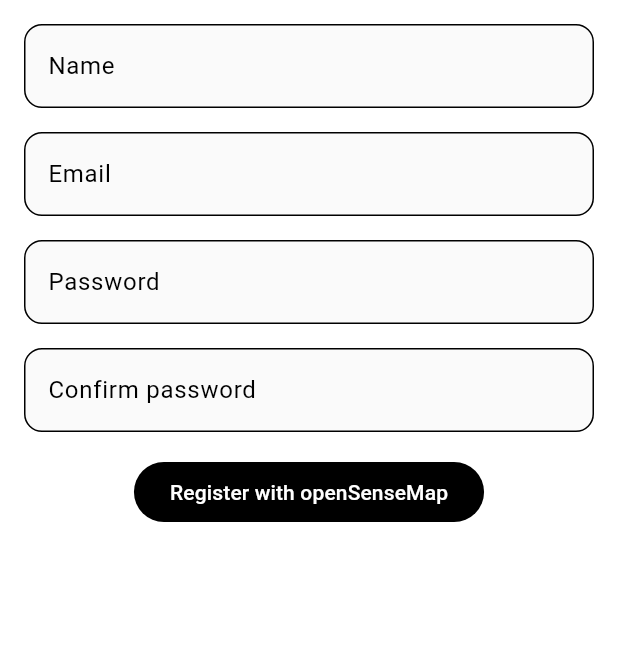
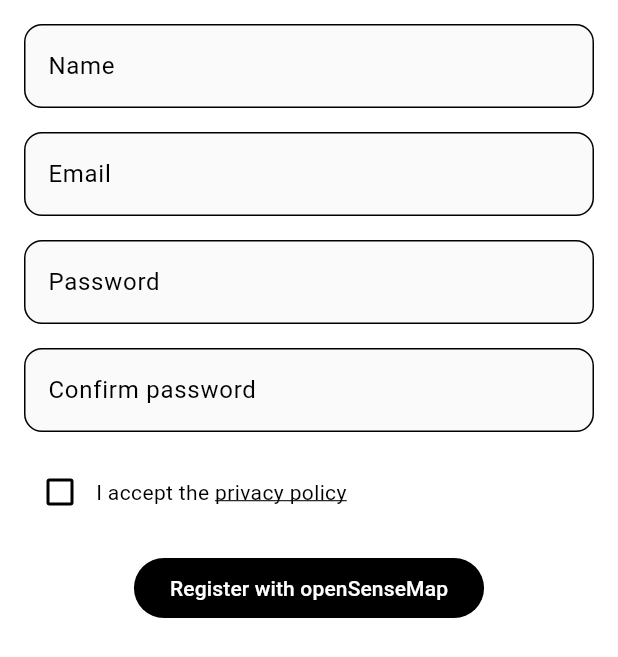
Before and after one commit to reedu-reengineering-education/sensebox-bike-flutter, a Flutter app: the RegisterForm widget shown alone on an empty page, opened directly with empty values, on a phone screen of 412 x 824 dp. Shown: the top 657 px of the screen. Run offline on Flutter 3.47's test engine with Material 3 defaults, Android fonts, the phone set to English and light mode, and no system bars; our stand-ins replace app_links, cached_network_image, csv, device_info_plus, fl_chart, flutter_blue_plus and 9 more; missing offline and left inert: google_polyline_algorithm, mapbox_maps_flutter, mapbox_maps_flutter_draw, turf; accounts and stored records are empty; generated files the repository leaves out were written again; network calls fail; statements that could not run were skipped.

Commit message:
feat: add privacy policy checkbox

```diff
--- a/lib/l10n/app_de.arb
+++ b/lib/l10n/app_de.arb
@@ -63,6 +63,8 @@
     "openSenseMapRegisterPasswordConfirmErrorEmpty": "Passwort darf nicht leer sein",
     "openSenseMapRegisterPasswordErrorMismatch": "Passwörter stimmen nicht überein",
     "openSenseMapRegisterPasswordErrorCharacters": "Passwort muss mindestens 8 Zeichen enthalten",
+    "openSenesMapRegisterAcceptTermsPrefix": "Ich akzeptiere die",
+    "openSenseMapRegisterAcceptTermsPrivacy": "Datenschutzbestimmungen",
     "openSenseMapRegisterFailed": "Registrierung fehlgeschlagen",
     "connectionButtonConnect": "Verbinden",
     "connectionButtonDisconnect": "Trennen",
--- a/lib/l10n/app_en.arb
+++ b/lib/l10n/app_en.arb
@@ -63,6 +63,8 @@
     "openSenseMapRegisterPasswordConfirmErrorEmpty": "Password confirmation must not be empty",
     "openSenseMapRegisterPasswordErrorMismatch": "Passwords do not match",
     "openSenseMapRegisterPasswordErrorCharacters": "Password must contain at least 8 characters",
+    "openSenesMapRegisterAcceptTermsPrefix": "I accept the",
+    "openSenseMapRegisterAcceptTermsPrivacy": "privacy policy",
     "openSenseMapRegisterFailed": "Registration failed",
     "connectionButtonConnect": "Connect",
     "connectionButtonDisconnect": "Disconnect",
--- a/lib/l10n/app_pt.arb
+++ b/lib/l10n/app_pt.arb
@@ -63,6 +63,8 @@
     "openSenseMapRegisterPasswordConfirmErrorEmpty": "A confirmação da senha não pode estar vazia",
     "openSenseMapRegisterPasswordErrorMismatch": "As senhas não coincidem",
     "openSenseMapRegisterPasswordErrorCharacters": "A senha deve conter pelo menos 8 caracteres",
+    "openSenesMapRegisterAcceptTermsPrefix": "Eu aceito os",
+    "openSenseMapRegisterAcceptTermsPrivacy": "termos de privacidade",
     "openSenseMapRegisterFailed": "Falha no registro",
     "connectionButtonConnect": "Conectar",
     "connectionButtonDisconnect": "Desconectar",
--- a/lib/ui/widgets/opensensemap/register.dart
+++ b/lib/ui/widgets/opensensemap/register.dart
@@ -1,7 +1,9 @@
+import 'package:flutter/gestures.dart';
 import 'package:flutter/material.dart';
 import 'package:sensebox_bike/blocs/opensensemap_bloc.dart';
 import 'package:sensebox_bike/ui/widgets/opensensemap/login_selection_modal.dart';
 import 'package:flutter_gen/gen_l10n/app_localizations.dart';
+import 'package:url_launcher/url_launcher.dart';
 
 class RegisterForm extends StatefulWidget {
   final OpenSenseMapBloc bloc;
@@ -17,6 +19,7 @@ class _RegisterFormState extends State<RegisterForm> {
   final TextEditingController passwordController = TextEditingController();
   final TextEditingController confirmPasswordController =
       TextEditingController();
+  bool isAccepted = false;
   final GlobalKey<FormState> formKey = GlobalKey<FormState>();
 
   @override
@@ -109,6 +112,66 @@ class _RegisterFormState extends State<RegisterForm> {
                 },
               ),
               const SizedBox(height: 16),
+              Row(
+                children: [
+                  Expanded(
+                    // Use Expanded to give the Row space to grow
+                    child: GestureDetector(
+                      onTap: () {
+                        // Toggle the checkbox when the text is tapped
+                        setState(() {
+                          // Assuming a boolean variable `isAccepted` exists
+                          isAccepted = !isAccepted;
+                        });
+                      },
+                      child: Row(
+                        children: [
+                          Checkbox(
+                            value: isAccepted,
+                            onChanged: (bool? value) {
+                              setState(() {
+                                isAccepted = value ?? false;
+                              });
+                            },
+                          ),
+                          Expanded(
+                            child: Column(
+                              crossAxisAlignment: CrossAxisAlignment.start,
+                              children: [
+                                RichText(
+                                  text: TextSpan(
+                                    style:
+                                        Theme.of(context).textTheme.bodyMedium,
+                                    children: [
+                                      TextSpan(
+                                          text: AppLocalizations.of(context)!
+                                              .openSenesMapRegisterAcceptTermsPrefix),
+                                      TextSpan(text: " "),
+                                      TextSpan(
+                                        text: AppLocalizations.of(context)!
+                                            .openSenseMapRegisterAcceptTermsPrivacy,
+                                        style: const TextStyle(
+                                          decoration: TextDecoration.underline,
+                                        ),
+                                        recognizer: TapGestureRecognizer()
+                                          ..onTap = () {
+                                            launchUrl(Uri.parse(
+                                                'https://opensensemap.org/privacy'));
+                                          },
+                                      ),
+                                    ],
+                                  ),
+                                ),
+                              ],
+                            ),
+                          ),
+                        ],
+                      ),
+                    ),
+                  ),
+                ],
+              ),
+              const SizedBox(height: 16),
               FilledButton(
                 onPressed: () async {
                   if (formKey.currentState?.validate() == true) {
```
